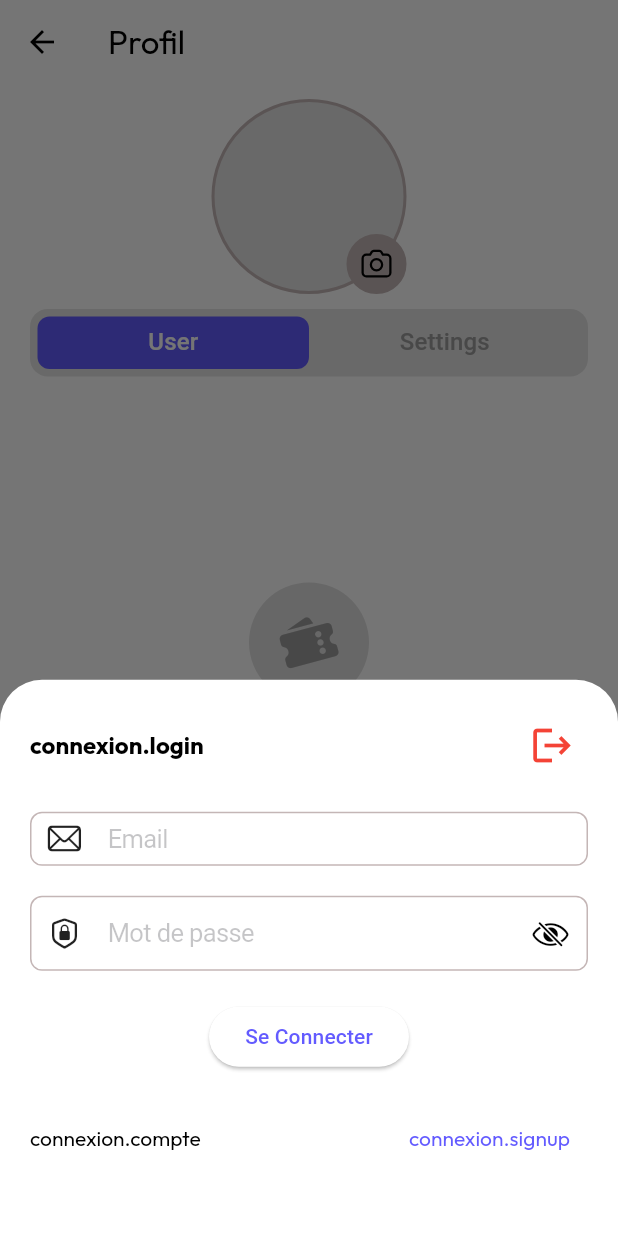
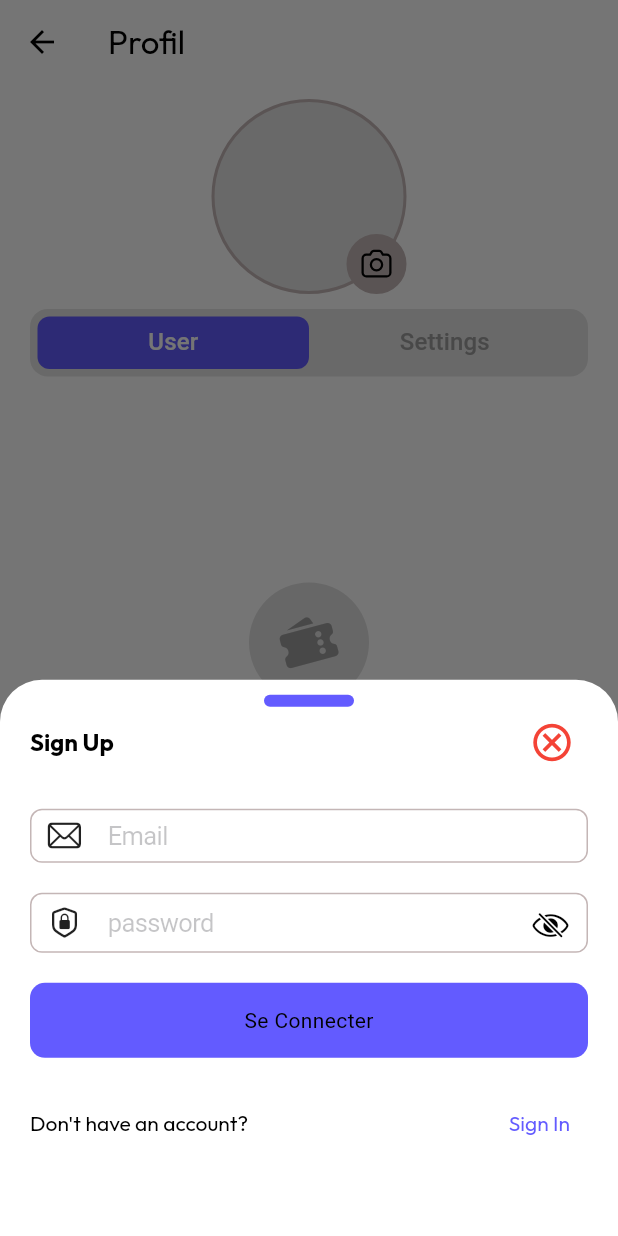
Before and after one commit to justinakonkwa/lukafulu_app, a Flutter app: the UserDetailsPage screen opened directly, after a tap on "S'inscrire ou se connecter", on a phone screen of 412 x 824 dp. Run offline on Flutter 3.47's test engine with Material 3 defaults, Android fonts, the phone set to English and light mode, and no system bars; our stand-ins replace fluentui_system_icons, flutter_translate, image_picker, modal_bottom_sheet, shared_preferences; missing offline and left inert: store_redirect; accounts and stored records are empty; Roboto replaces fonts that are missing (Montserrat).

Commit message:
coorection login and sign up page

```diff
--- a/lib/pages/authantification/login_page.dart
+++ b/lib/pages/authantification/login_page.dart
@@ -7,6 +7,7 @@ import 'package:lukafulu/pages/authantification/signup_page.dart';
 import 'package:lukafulu/widgets/app_text.dart';
 import 'package:lukafulu/widgets/app_text_large.dart';
 import 'package:http/http.dart' as http;
+import 'package:lukafulu/widgets/bouton_next.dart';
 import 'package:shared_preferences/shared_preferences.dart';
 
 class LoginPage extends StatefulWidget {
@@ -92,22 +93,33 @@ class _LoginPageState extends State<LoginPage> {
       child: StatefulBuilder(
         builder: (BuildContext context, StateSetter setState) {
           return Container(
-            padding: const EdgeInsets.all(20),
+            padding: const EdgeInsets.only(left: 20,right: 20,bottom: 20,top: 10),
             child: Column(
               mainAxisSize: MainAxisSize.min,
               children: [
+                Container(
+                  alignment: Alignment.center,
+                  height: 8,
+                  width: 60,
+                  decoration: BoxDecoration(
+                    color: Theme.of(context).colorScheme.primary,
+                    borderRadius: BorderRadius.circular(5),
+                  ),
+                ),
                 Row(
                   children: [
                     AppTextLarge(
-                      text: translate("connexion.login"),
+                      text:  translate("login.signup"),
                       color: Theme.of(context).colorScheme.onBackground,
                       size: 16,
                     ),
                     const Spacer(),
                     IconButton(
-                      onPressed: () {},
+                      onPressed: () {
+                        Navigator.pop(context);
+                      },
                       icon: const Icon(
-                        Icons.logout,
+                        Icons.cancel_outlined,
                         color: Colors.red,
                         size: 30,
                       ),
@@ -136,14 +148,16 @@ class _LoginPageState extends State<LoginPage> {
                   ),
                 ),
                 const SizedBox(height: 20),
-                CupertinoTextField(
+                Container(
+                  height: 40,
+                  child: CupertinoTextField(
                     controller: _passwordController,
                     obscureText: !visibility,
                     style: TextStyle(
                       fontFamily: 'Montserrat',
                       color: Theme.of(context).colorScheme.onBackground,
                     ),
-                  placeholder: 'Mot de passe',
+                    placeholder: 'password',
                     decoration: BoxDecoration(
                       border: Border.all(
                         color: Theme.of(context).colorScheme.secondary,
@@ -168,18 +182,21 @@ class _LoginPageState extends State<LoginPage> {
                       ),
                     ),
                   ),
+                ),
                 const SizedBox(height: 20),
-                ElevatedButton(
-                  onPressed: isLoading ? null : _loginUser,
+                NextButton(
+                  onTap: isLoading ? null : _loginUser,
                   child: isLoading
                       ? CupertinoActivityIndicator()
                       : const Text("Se Connecter"),
+
+                  color: Theme.of(context).primaryColor,
                 ),
                 const SizedBox(height: 20),
                 Row(
                   children: [
                     AppText(
-                      text: translate("connexion.compte"),
+                      text: translate("login.notHaveAccount"),
                       color: Theme.of(context).colorScheme.onBackground,
                     ),
                     const Spacer(),
@@ -195,7 +212,7 @@ class _LoginPageState extends State<LoginPage> {
                         );
                       },
                       child: AppText(
-                        text: translate("connexion.signup"),
+                        text: translate("login.signin"),
                         color: Theme.of(context).colorScheme.primary,
                       ),
                     ),
--- a/lib/pages/authantification/signup_page.dart
+++ b/lib/pages/authantification/signup_page.dart
@@ -130,7 +130,7 @@ class _SignUpPageState extends State<SignUpPage> {
                 mainAxisSize: MainAxisSize.min,
                 children: [
                   Container(
-                    padding: const EdgeInsets.only(left: 20, right: 20),
+                    padding: const EdgeInsets.only(left: 20, right: 20,bottom: 20),
                     child: Column(
                       mainAxisSize: MainAxisSize.min,
                       children: [
@@ -146,7 +146,7 @@ class _SignUpPageState extends State<SignUpPage> {
                         Row(
                           children: [
                             AppTextLarge(
-                              text: translate("connexion.signup"),
+                              text: translate("login.signin"),
                               color: Theme.of(context).colorScheme.onBackground,
                               size: 16,
                             ),
@@ -156,7 +156,7 @@ class _SignUpPageState extends State<SignUpPage> {
                                 Navigator.pop(context);
                               },
                               icon: const Icon(
-                                Icons.close,
+                                Icons.cancel_outlined,
                                 color: Colors.red,
                                 size: 30,
                               ),
@@ -261,7 +261,7 @@ class _SignUpPageState extends State<SignUpPage> {
                         sizedbox,
                         sizedbox,
                         NextButton(
-                          color: Colors.red,
+                          color: Theme.of(context).primaryColor,
                           width: double.maxFinite,
                           onTap: () {
                             if (_nameController.text.isNotEmpty &&
@@ -283,7 +283,7 @@ class _SignUpPageState extends State<SignUpPage> {
                                       .onBackground,
                                 )
                               : AppText(
-                                  text: translate("connexion.signup"),
+                                  text: translate("login.signup"),
                                   color:
                                       Theme.of(context).colorScheme.onSecondary,
                                 ),
@@ -291,7 +291,7 @@ class _SignUpPageState extends State<SignUpPage> {
                         Row(
                           children: [
                             AppText(
-                                text: translate("connexion.compte"),
+                                text: translate("login.alreadyHaveAccount"),
                                 color:
                                     Theme.of(context).colorScheme.onBackground),
                             const Spacer(),
@@ -307,7 +307,7 @@ class _SignUpPageState extends State<SignUpPage> {
                                 );
                               },
                               child: AppText(
-                                text: translate("connexion.login"),
+                                text: translate("login.signup"),
                                 color: Theme.of(context).colorScheme.primary,
                               ),
                             )
```
Lines whose indentation alone changed are shown as unchanged.
